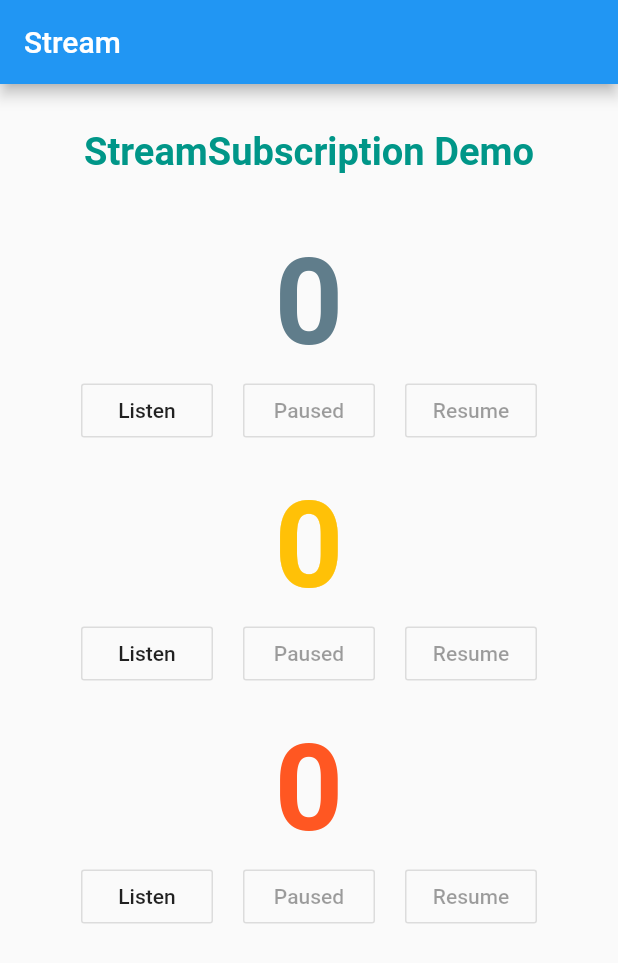
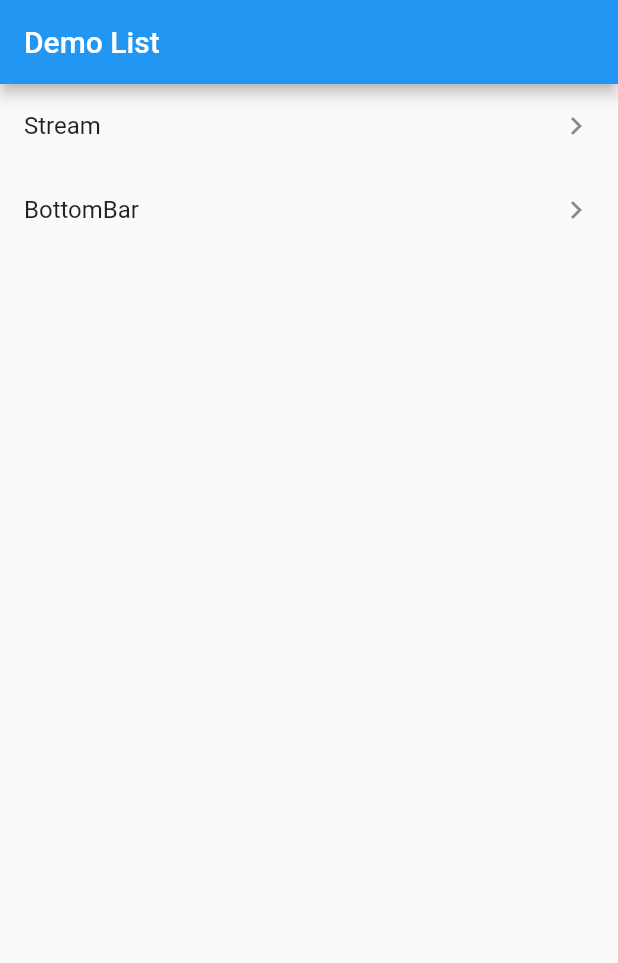
Before and after one commit to WingCH/Fluuter-Exercise, a Flutter app: the screen it shows after launch, on a phone screen of 412 x 824 dp. Shown: the top 963 px of the screen. Run offline on Flutter 3.47's test engine with Material 2 defaults, Android fonts, the phone set to English and light mode, and no system bars.

Commit message:
demo list

```diff
--- a/lib/main.dart
+++ b/lib/main.dart
@@ -1,3 +1,4 @@
+import 'package:demo/pages/main.dart';
 import 'package:demo/pages/stream.dart';
 import 'package:flutter/material.dart';
 
@@ -10,18 +11,13 @@ class MyApp extends StatelessWidget {
     return MaterialApp(
       title: 'Flutter Demo',
       theme: ThemeData(
-        // This is the theme of your application.
-        //
-        // Try running your application with "flutter run". You'll see the
-        // application has a blue toolbar. Then, without quitting the app, try
-        // changing the primarySwatch below to Colors.green and then invoke
-        // "hot reload" (press "r" in the console where you ran "flutter run",
-        // or simply save your changes to "hot reload" in a Flutter IDE).
-        // Notice that the counter didn't reset back to zero; the application
-        // is not restarted.
         primarySwatch: Colors.blue,
       ),
-      home: StreamDemo(),
+      initialRoute: '/',
+      routes: {
+        '/': (context) => MainPage(),
+        '/stream': (context) => StreamDemo(),
+      },
     );
   }
 }
--- /dev/null
+++ b/lib/pages/main.dart
@@ -0,0 +1,28 @@
+import 'package:flutter/material.dart';
+
+class MainPage extends StatelessWidget {
+  @override
+  Widget build(BuildContext context) {
+    return Scaffold(
+      appBar: AppBar(
+        title: Text('Demo List'),
+      ),
+      body: ListView(
+        children: <Widget>[
+          ListTile(
+            onTap: () {
+              Navigator.pushNamed(context, '/stream');
+            },
+            title: Text('Stream'),
+            trailing: Icon(Icons.navigate_next),
+          ),
+          ListTile(
+            onTap: () {},
+            title: Text('BottomBar'),
+            trailing: Icon(Icons.navigate_next),
+          )
+        ],
+      ),
+    );
+  }
+}
--- a/lib/pages/stream.dart
+++ b/lib/pages/stream.dart
@@ -29,8 +29,13 @@ class StreamDemoState extends State<StreamDemo> {
 
   @override
   void dispose() {
-    // TODO: implement dispose
+    //TODO: The method 'cancel' was called on null.
     super.dispose();
+    timerStream = null;
+//    streamSubscription1.cancel();
+//    streamSubscription2.cancel();
+//    streamSubscription3.cancel();
+
   }
 
   @override
@@ -44,28 +49,6 @@ class StreamDemoState extends State<StreamDemo> {
     // TODO: implement didChangeDependencies
     super.didChangeDependencies();
   }
-
-//  void listenStream(StreamSubscription streamSubscription, String position) {
-//    if (streamSubscription == null) {
-//      setState(() {
-//        streamSubscription = timerStream.listen((int data) {
-//          switch (position) {
-//            case "time_1":
-//              time_1 = data;
-//              break;
-//            case "time_2":
-//              time_2 = data;
-//              break;
-//            case "time_3":
-//              time_3 = data;
-//              break;
-//          }
-//        });
-//      });
-//    } else {
-//      streamSubscription.cancel();
-//    }
-//  }
 
   void pauseStream(StreamSubscription streamSubscription) {
     //mark sure streamSubscription already listening stream
@@ -135,16 +118,12 @@ class StreamDemoState extends State<StreamDemo> {
                     children: <Widget>[
                       OutlineButton(
                         onPressed: () {
-                          if (streamSubscription1 == null) {
                             streamSubscription1 =
                                 timerStream.listen((int data) {
                               setState(() {
                                 time_1 = data;
                               });
                             });
-                          } else {
-                            streamSubscription1.cancel();
-                          }
                         },
                         child: Text('Listen'),
                       ),
```
